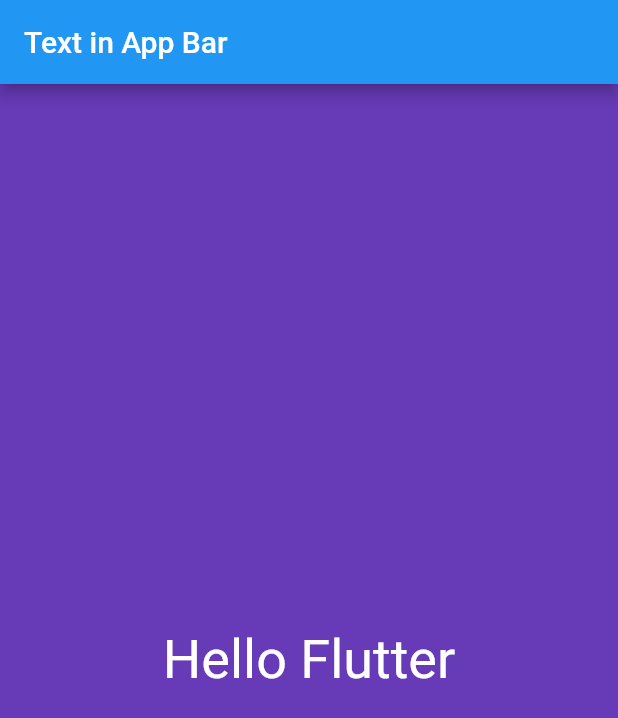
After one commit to khoasdk/hello_flutter, a Flutter app: the screen it shows after launch, on a phone screen of 412 x 824 dp. The commit adds this screen. Shown: the top 718 px of the screen. Run offline on Flutter 3.47's test engine with Material 2 defaults, Android fonts, the phone set to English and light mode, and no system bars.

Commit message:
Add HomeScreen

```diff
--- a/lib/main.dart
+++ b/lib/main.dart
@@ -1,4 +1,5 @@
 import 'package:flutter/material.dart';
+import 'package:hello_flutter/screens/home.dart';
 
 void main() => runApp(HelloFlutterApp());
 
@@ -6,22 +7,9 @@ class HelloFlutterApp extends StatelessWidget {
   @override
   Widget build(BuildContext context) {
     return MaterialApp(
+      debugShowCheckedModeBanner: false,
       title: "Hello Flutter App",
-      home: Scaffold(
-        appBar: AppBar(
-          title: Text("Text in App Bar"),
-        ),
-        body: Material(
-          color: Colors.deepPurple,
-          child: Center(
-            child: Text(
-              "Hello Flutter",
-              textDirection: TextDirection.ltr,
-              style: TextStyle(color: Colors.white, fontSize: 36),
-            ),
-          ),
-        ),
-      ),
+      home: HomeScreen(),
     );
   }
 }
--- /dev/null
+++ b/lib/screens/home.dart
@@ -0,0 +1,22 @@
+import 'package:flutter/material.dart';
+
+class HomeScreen extends StatelessWidget {
+  @override
+  Widget build(BuildContext context) {
+    return Scaffold(
+        appBar: AppBar(
+          title: Text("Text in App Bar"),
+        ),
+        body: Material(
+          color: Colors.deepPurple,
+          child: Center(
+            child: Text(
+              "Hello Flutter",
+              textDirection: TextDirection.ltr,
+              style: TextStyle(color: Colors.white, fontSize: 36),
+            ),
+          ),
+        ),
+      );
+  }
+}
```
